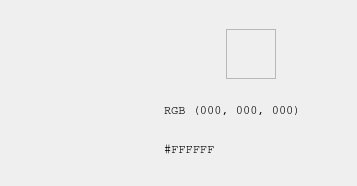
Old version of the form forms/colorpicker.ui in the repository huderlem/porymap.
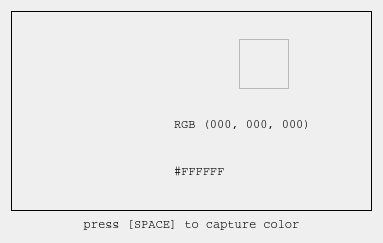
New version of the form.

Patch:
```diff
--- a/forms/colorpicker.ui
+++ b/forms/colorpicker.ui
@@ -6,13 +6,22 @@
    <rect>
     <x>0</x>
     <y>0</y>
-    <width>357</width>
-    <height>186</height>
+    <width>383</width>
+    <height>243</height>
    </rect>
   </property>
   <property name="windowTitle">
    <string>Color Picker</string>
   </property>
+  <layout class="QVBoxLayout" name="verticalLayout_3">
+   <item>
+    <widget class="QFrame" name="frame_2">
+     <property name="frameShape">
+      <enum>QFrame::Box</enum>
+     </property>
+     <property name="frameShadow">
+      <enum>QFrame::Plain</enum>
+     </property>
   <layout class="QHBoxLayout" name="horizontalLayout">
    <item>
     <widget class="QFrame" name="frame_4">
@@ -183,6 +192,24 @@
        </widget>
       </item>
      </layout>
+       </widget>
+      </item>
+     </layout>
+    </widget>
+   </item>
+   <item>
+    <widget class="QLabel" name="label_SPACE">
+     <property name="font">
+      <font>
+       <family>Courier</family>
+      </font>
+     </property>
+     <property name="text">
+      <string>press [SPACE] to capture color</string>
+     </property>
+     <property name="alignment">
+      <set>Qt::AlignCenter</set>
+     </property>
     </widget>
    </item>
   </layout>
```
Lines whose indentation alone changed are shown as unchanged.
